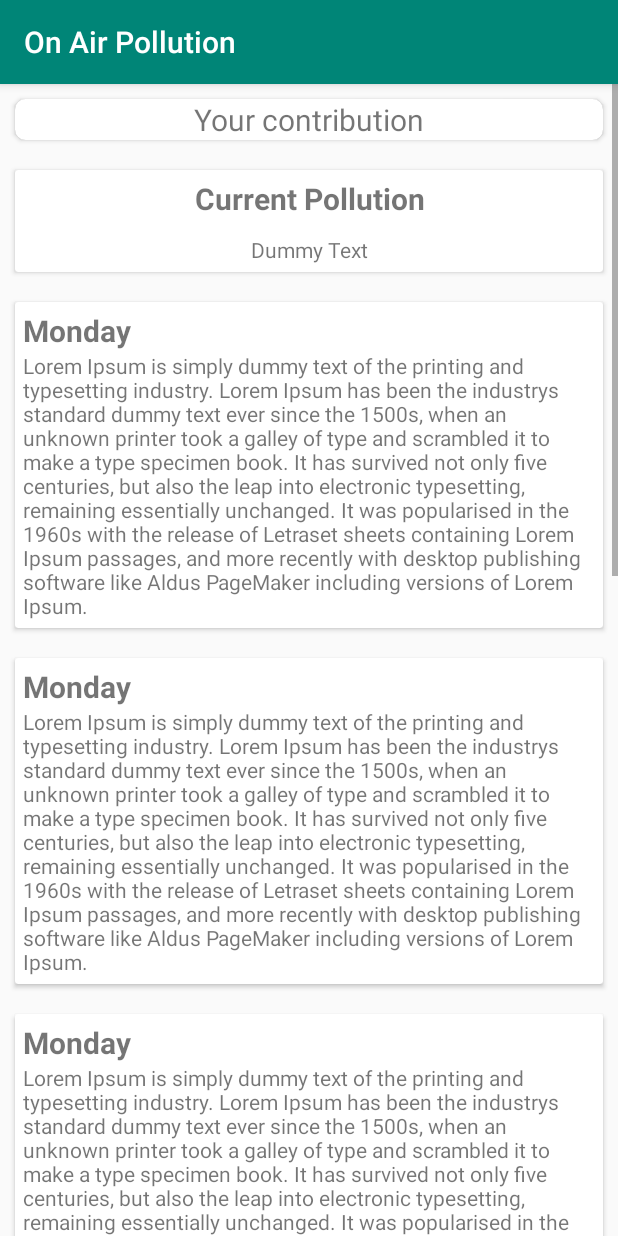
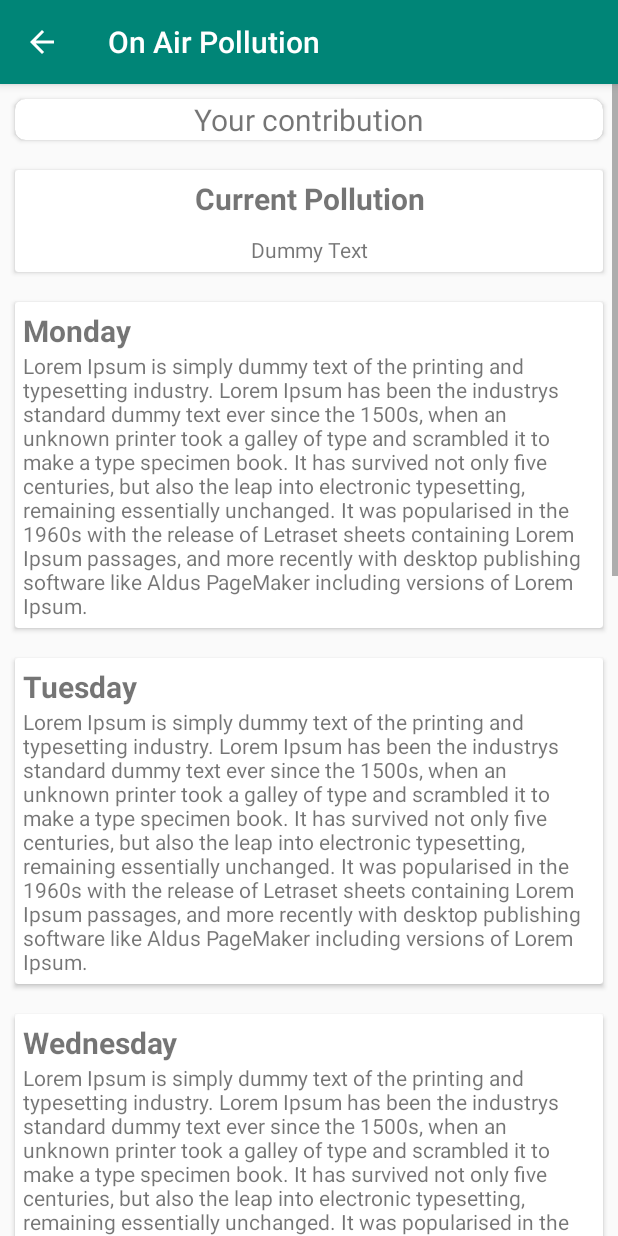
Before and after one commit to Three-Bugs/Air-Pollution-Forecast-Android-App, an Android app: the YourContribution screen opened directly, with no data from a screen before it, on a phone screen of 412 x 824 dp. Run offline under Robolectric (Android 15) with nearby library versions, the phone set to English and light mode, and no system bars.

Commit message:
Minnor fixes

```diff
--- a/app/src/main/java/threebugs/onairpollution/YourContribution.java
+++ b/app/src/main/java/threebugs/onairpollution/YourContribution.java
@@ -9,5 +9,12 @@ public class YourContribution extends AppCompatActivity {
     protected void onCreate(Bundle savedInstanceState) {
         super.onCreate(savedInstanceState);
         setContentView(R.layout.activity_your_contribution);
+        getSupportActionBar().setDisplayHomeAsUpEnabled(true);
+
+    }
+
+    @Override
+    public void onBackPressed() {
+        super.onBackPressed();
     }
 }
--- a/app/src/main/res/layout/activity_your_contribution.xml
+++ b/app/src/main/res/layout/activity_your_contribution.xml
@@ -79,7 +79,7 @@
                     <TextView
                         android:layout_width="match_parent"
                         android:layout_height="wrap_content"
-                        android:text="Monday"
+                        android:text="@string/monday"
                         android:textSize="@dimen/large_text"
                         android:textStyle="bold" />
 
@@ -108,7 +108,7 @@
                     <TextView
                         android:layout_width="match_parent"
                         android:layout_height="wrap_content"
-                        android:text="Monday"
+                        android:text="Tuesday"
                         android:textSize="@dimen/large_text"
                         android:textStyle="bold" />
 
@@ -137,7 +137,7 @@
                     <TextView
                         android:layout_width="match_parent"
                         android:layout_height="wrap_content"
-                        android:text="Monday"
+                        android:text="@string/wednesday"
                         android:textSize="@dimen/large_text"
                         android:textStyle="bold" />
 
@@ -166,7 +166,7 @@
                     <TextView
                         android:layout_width="match_parent"
                         android:layout_height="wrap_content"
-                        android:text="Monday"
+                        android:text="@string/thursday"
                         android:textSize="@dimen/large_text"
                         android:textStyle="bold" />
 
@@ -195,7 +195,7 @@
                     <TextView
                         android:layout_width="match_parent"
                         android:layout_height="wrap_content"
-                        android:text="Monday"
+                        android:text="@string/Friday"
                         android:textSize="@dimen/large_text"
                         android:textStyle="bold" />
 
@@ -224,7 +224,7 @@
                     <TextView
                         android:layout_width="match_parent"
                         android:layout_height="wrap_content"
-                        android:text="Monday"
+                        android:text="@string/saturday"
                         android:textSize="@dimen/large_text"
                         android:textStyle="bold" />
 
@@ -253,7 +253,7 @@
                     <TextView
                         android:layout_width="match_parent"
                         android:layout_height="wrap_content"
-                        android:text="Monday"
+                        android:text="@string/sunday"
                         android:textSize="@dimen/large_text"
                         android:textStyle="bold" />
 
@@ -269,7 +269,6 @@
             </android.support.v7.widget.CardView>
 
 
-
         </LinearLayout>
 
 
--- a/app/src/main/res/values/strings.xml
+++ b/app/src/main/res/values/strings.xml
@@ -7,4 +7,11 @@
     <string name="city">City</string>
     <string name="contribution">Your contribution</string>
     <string name="random">Lorem Ipsum is simply dummy text of the printing and typesetting industry. Lorem Ipsum has been the industrys standard dummy text ever since the 1500s, when an unknown printer took a galley of type and scrambled it to make a type specimen book. It has survived not only five centuries, but also the leap into electronic typesetting, remaining essentially unchanged. It was popularised in the 1960s with the release of Letraset sheets containing Lorem Ipsum passages, and more recently with desktop publishing software like Aldus PageMaker including versions of Lorem Ipsum.</string>
+    <string name="monday">Monday</string>
+    <string name="tuesday">Tuesday</string>
+    <string name="wednesday">Wednesday</string>
+    <string name="thursday">Thursday</string>
+    <string name="Friday">Friday</string>
+    <string name="saturday">Saturday</string>
+    <string name="sunday">Sunday</string>
 </resources>
```
Also changed, not shown: app/src/main/java/threebugs/onairpollution/MainActivity.java (+4 -3 lines), app/src/main/res/layout/activity_main.xml (+41 -9 lines).
